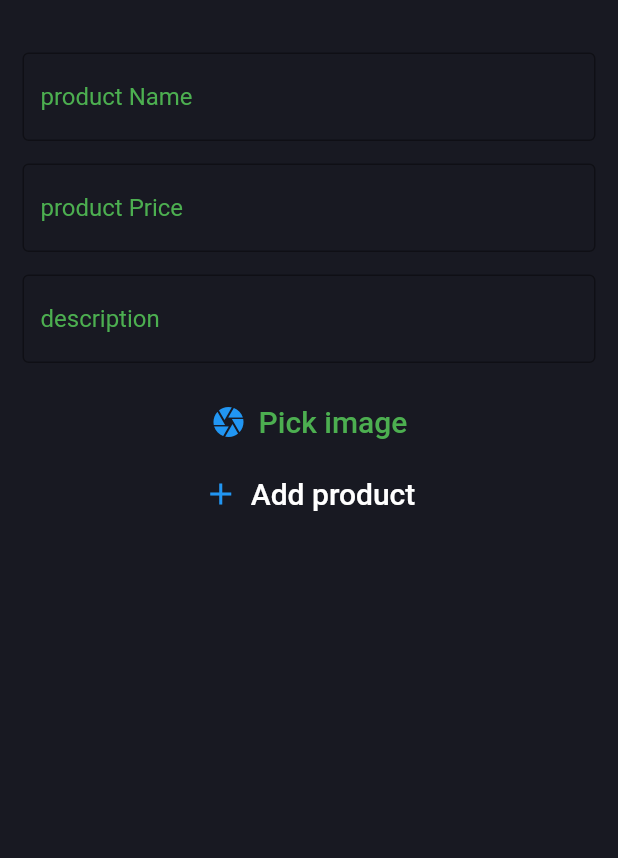
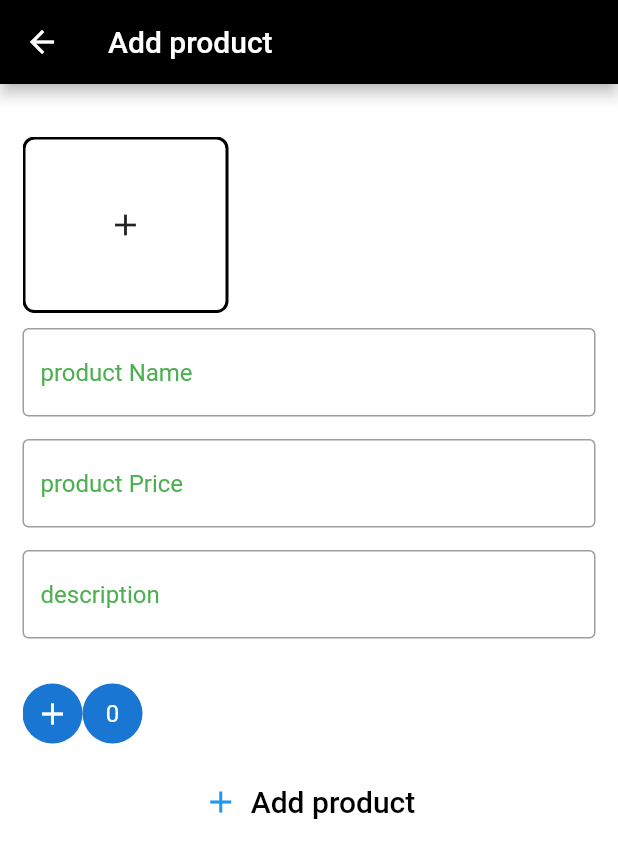
Before and after one commit to Nismaiel/Flutter-Bloc-Store, a Flutter app: the AddProduct screen opened directly, after a tap on "Add product", on a phone screen of 412 x 824 dp. Shown: the top 858 px of the screen. Run offline on Flutter 3.47's test engine with Material 2 defaults, Android fonts, the light colour scheme and no system bars; our stand-ins replace bloc, dio, email_validator, equatable, firebase_auth, firebase_core and 8 more; missing offline and left inert: flutter_braintree, flutter_material_color_picker; accounts and stored records are empty.

Commit message:
features: -implemented add product bloc functions -handled adding image list -working on adding colors List

```diff
--- a/lib/business_logic/products/product_event.dart
+++ b/lib/business_logic/products/product_event.dart
@@ -6,3 +6,22 @@ abstract class ProductEvent extends Equatable {
   List<Object>get props=>[];
 }
 class GetProducts extends ProductEvent{}
+class AddImage extends ProductEvent{
+  final  image;
+  AddImage({required this.image});
+}
+class AddColor extends ProductEvent{
+  final int colorVal;
+  AddColor(this.colorVal);
+}
+
+
+class DeleteImage extends ProductEvent{
+  final int index;
+  DeleteImage(this.index);
+}
+
+class DeleteColor extends ProductEvent{
+  final int index;
+  DeleteColor(this.index);
+}
--- a/lib/business_logic/products/product_state.dart
+++ b/lib/business_logic/products/product_state.dart
@@ -1,19 +1,45 @@
 part of 'product_bloc.dart';
 
 @immutable
- class ProductState extends Equatable {
-  @override
-  List<Object?> get props => [];
+abstract class ProductState  {
+   get  imagesList => [];
+   get colorsList => [];
+
 }
 
-class ProductInitial extends ProductState {}
-class LoadingState extends ProductState{}
+class ProductInitial extends ProductState {
+
+}
+class LoadingState extends ProductState{
+}
 class ProductsLoaded extends ProductState{
 final  List<Product> products;
-  ProductsLoaded({required this.products});
+  ProductsLoaded({required this.products});}
+
+
+class ImagesAdded extends ProductState {
+  final List images;
+ ImagesAdded({ this.images=const[]});
+
+  @override
+  List get imagesList => images;
+
 
 }
+class ColorsAdded extends ProductState{
+  final List colors;
+  ColorsAdded({this.colors=const[]});
+
+  @override
+  List get colorsList => colors;
+
+}
+
 class ErrorState extends ProductState{
  final String message;
   ErrorState({required this.message});
+
+  @override
+  // TODO: implement props
+  List<Object?> get props => throw UnimplementedError();
 }
--- a/lib/consts/app_route.dart
+++ b/lib/consts/app_route.dart
@@ -41,7 +41,8 @@ class AppRouter {
         return MaterialPageRoute(builder: (_) {
           return BlocProvider(
               create: (ctx) => ProductBloc( ProductInitial(),productsRepo),
-              child: const AllProducts());
+
+              child: const AddProduct());
         });
 
       case favoritesPage:
--- a/lib/main.dart
+++ b/lib/main.dart
@@ -5,7 +5,6 @@ import 'package:bruva/data/web_services/product_service.dart';
 import 'package:flutter/material.dart';
 import 'package:flutter_bloc/flutter_bloc.dart';
 import 'package:firebase_core/firebase_core.dart';
-import 'package:permission_handler/permission_handler.dart';
 import 'business_logic/Order/checkout_cubit.dart';
 import 'business_logic/auth/auth_bloc.dart';
 import 'business_logic/cart/cart_bloc.dart';
--- a/lib/presentation/screens/product/add_product.dart
+++ b/lib/presentation/screens/product/add_product.dart
@@ -1,9 +1,12 @@
-import 'dart:io'as io;
+import 'dart:io' as io;
+import 'dart:io';
 
 import 'package:bruva/business_logic/products/product_bloc.dart';
 import 'package:bruva/data/web_services/product_service.dart';
+import 'package:flutter/cupertino.dart';
 import 'package:flutter/material.dart';
 import 'package:flutter_bloc/flutter_bloc.dart';
+import 'package:flutter_material_color_picker/flutter_material_color_picker.dart';
 import 'package:image_picker/image_picker.dart';
 
 class AddProduct extends StatefulWidget {
@@ -20,7 +23,9 @@ final TextEditingController _descriptionController = TextEditingController();
 final _formKey = GlobalKey<FormState>();
 final ImagePicker imagePicker = ImagePicker();
 XFile? image;
+int? tempColor;
 
+class _AddProductState extends State<AddProduct> {
   Widget screenStructure() {
     return SingleChildScrollView(
       padding: const EdgeInsets.symmetric(vertical: 35, horizontal: 15),
@@ -33,22 +38,147 @@ Widget scrollElements() {
       crossAxisAlignment: CrossAxisAlignment.center,
       mainAxisAlignment: MainAxisAlignment.center,
       children: [
+        imagePickingList(),
         formElements(),
-      TextButton.icon(
-          onPressed: pickImage,
-          icon: const Icon(Icons.camera),
-          label: const Text(
-            'Pick image',
-            style: TextStyle(color: Colors.green, fontSize: 20),
-          )),
+        colorPickingList(),
         TextButton.icon(
             onPressed: uploadProduct,
             icon: const Icon(Icons.add),
             label: const Text(
               'Add product',
-            style: TextStyle(color: Colors.white, fontSize: 20),
+              style: TextStyle(color: Colors.black, fontSize: 20),
             ))
       ],
+    );
+  }
+
+  Widget imagePickingList() {
+    return Padding(
+        padding: const EdgeInsets.only(bottom: 10),
+        child: BlocBuilder<ProductBloc, ProductState>(
+          builder: (context, state) {
+            return SizedBox(
+              width: MediaQuery.of(context).size.width,
+              child: SingleChildScrollView(
+                scrollDirection: Axis.horizontal,
+                child: Row(
+                  children: [
+                    InkWell(
+                        onTap: () async {
+                          image = await imagePicker.pickImage(
+                              source: ImageSource.gallery);
+                          BlocProvider.of<ProductBloc>(context)
+                              .add(AddImage(image: io.File(image!.path)));
+                        },
+                        child: Container(
+                            width: MediaQuery.of(context).size.width / 3,
+                            height: MediaQuery.of(context).size.height / 7,
+                            decoration: BoxDecoration(
+                                shape: BoxShape.rectangle,
+                                borderRadius: BorderRadius.circular(8),
+                                color: Colors.white60,
+                                border:
+                                    Border.all(color: Colors.black, width: 2)),
+                            child:const Icon(Icons.add))),
+                    SizedBox(
+                      width: MediaQuery.of(context).size.width / 1.3,
+                      height: MediaQuery.of(context).size.height / 7,
+                      child: ListView.builder(
+                        shrinkWrap: true,
+                        itemCount: state.imagesList.length,
+                        scrollDirection: Axis.horizontal,
+                        itemBuilder: (context, index) {
+                          return Stack(
+                            children: [
+                              Container(
+                                  width: MediaQuery.of(context).size.width / 3,
+                                  height:
+                                      MediaQuery.of(context).size.height / 7,
+                                  decoration: BoxDecoration(
+                                      shape: BoxShape.rectangle,
+                                      borderRadius: BorderRadius.circular(8),
+                                      color: Colors.white60,
+                                      border: Border.all(
+                                          color: Colors.black, width: 2)),
+                                  child: Image.file(state.imagesList[index])),
+                              Positioned(
+                                  right: 0,
+                                  child: IconButton(
+                                      onPressed: () {
+                                        BlocProvider.of<ProductBloc>(context)
+                                            .add(DeleteImage(index));
+                                      },
+                                      icon: const Icon(
+                                        Icons.delete_forever,
+                                        color: Colors.red,
+                                      ))),
+                            ],
+                          );
+                        },
+                      ),
+                    ),
+                  ],
+                ),
+              ),
+            );
+          },
+        ));
+  }
+
+  Widget colorPickingList() {
+    return SingleChildScrollView(
+      scrollDirection: Axis.horizontal,
+      child: Row(
+        children: [
+          InkWell(
+              onTap: () {
+                showDialog(
+                  context: context,
+                  builder: (context) {
+                    return AlertDialog(
+                      title: Text('select color'),
+                      content: MaterialColorPicker(
+                        onColorChange: (value) {
+                          tempColor = value.value;
+                        },
+                        shrinkWrap: true,
+                      ),
+                      actions: [
+                        TextButton(
+                            onPressed: () {
+                              BlocProvider.of<ProductBloc>(context)
+                                  .add(AddColor(tempColor!.toInt()));
+                              // Navigator.pop(context);
+                            },
+                            child: const Text('add color'))
+                      ],
+                    );
+                  },
+                );
+              },
+              child: const CircleAvatar(
+                child: Icon(Icons.add),
+              )),
+          BlocBuilder<ProductBloc, ProductState>(
+            builder: (context, state) {
+              return SizedBox(
+                height: 70,
+                width: MediaQuery.of(context).size.width / 1.1,
+                child: ListView.builder(
+                  scrollDirection: Axis.horizontal,
+                  shrinkWrap: true,
+                  itemCount: 1,
+                  itemBuilder: (context, index) {
+                    return CircleAvatar(child: Text(state.colorsList.length.toString()),
+                      // backgroundColor: Color(state.colorsList[index]),
+                    );
+                  },
+                ),
+              );
+            },
+          )
+        ],
+      ),
     );
   }
 
@@ -59,7 +189,7 @@ Widget formElements() {
         children: [
           TextFormField(
             controller: _nameController,
-          style:const TextStyle(color: Colors.green) ,
+            style: const TextStyle(color: Colors.green),
             decoration: const InputDecoration(
               border: OutlineInputBorder(),
               hintText: 'product Name',
@@ -67,10 +197,12 @@ Widget formElements() {
             ),
             cursorColor: Colors.green,
           ),
-       const SizedBox(height: 15,),
+          const SizedBox(
+            height: 15,
+          ),
           TextFormField(
             controller: _priceController,
-          style:const TextStyle(color: Colors.green) ,
+            style: const TextStyle(color: Colors.green),
             decoration: const InputDecoration(
               border: OutlineInputBorder(),
               hintText: 'product Price',
@@ -78,58 +210,49 @@ Widget formElements() {
             ),
             cursorColor: Colors.green,
           ),
-        const SizedBox(height: 15,),
-
+          const SizedBox(
+            height: 15,
+          ),
           TextFormField(
-
             controller: _descriptionController,
-          style:const TextStyle(color: Colors.green) ,
+            style: const TextStyle(color: Colors.green),
             decoration: const InputDecoration(
-            border: OutlineInputBorder(),fillColor: Colors.green,
+              border: OutlineInputBorder(),
+              fillColor: Colors.green,
               hintText: 'description',
               hintStyle: TextStyle(color: Colors.green),
             ),
             cursorColor: Colors.white,
           ),
-        const SizedBox(height: 15,),
-
+          const SizedBox(
+            height: 15,
+          ),
         ],
       ),
     );
   }
 
-pickImage() async {
-  image = await imagePicker.pickImage(source: ImageSource.gallery);
+  uploadProduct() async {
+    await productService.addProduct(io.File(image!.path), _nameController.text,
+        _priceController.text, _descriptionController.text);
   }
 
-uploadProduct() async {
-
-
- final imageUrl=await productService.uploadFile(DateTime.now().millisecondsSinceEpoch,io.File(image!.path));
-  Map<String, dynamic> prod = {
-    'id': DateTime.now().millisecondsSinceEpoch,
-    'name': _nameController.text,
-    'price': _priceController.text,
-    'description': _descriptionController.text,
-    'image': imageUrl
-  };
-
-  await productService.addProduct(prod);
-}
-
-class _AddProductState extends State<AddProduct> {
   @override
   void initState() {
     // TODO: implement initState
     super.initState();
     productService = ProductService();
-    BlocProvider.of<ProductBloc>(context).addProduct();
+    BlocProvider.of<ProductBloc>(context);
   }
 
   @override
   Widget build(BuildContext context) {
     return Scaffold(
-      backgroundColor: const Color.fromRGBO(24, 25, 34, 1),
+      appBar: AppBar(
+        backgroundColor: Colors.black,
+        title: const Text('Add product'),
+      ),
+      backgroundColor: Colors.white,
       body: screenStructure(),
     );
   }
--- a/pubspec.yaml
+++ b/pubspec.yaml
@@ -45,6 +45,8 @@ dependencies:
   email_validator: ^2.0.1
   permission_handler: ^8.3.0
   shared_preferences: ^2.0.11
+  flutter_material_color_picker: ^1.1.0+2
+
   # The following adds the Cupertino Icons font to your application.
   # Use with the CupertinoIcons class for iOS style icons.
   cupertino_icons: ^1.0.2
```
Also changed, not shown: lib/business_logic/products/product_bloc.dart (+47 -5 lines), lib/data/web_services/product_service.dart (+12 -2 lines), lib/presentation/screens/checkout/order_now.dart (+7 -1 lines), pubspec.lock, 2 other files. Lines whose indentation alone changed are shown as unchanged.
